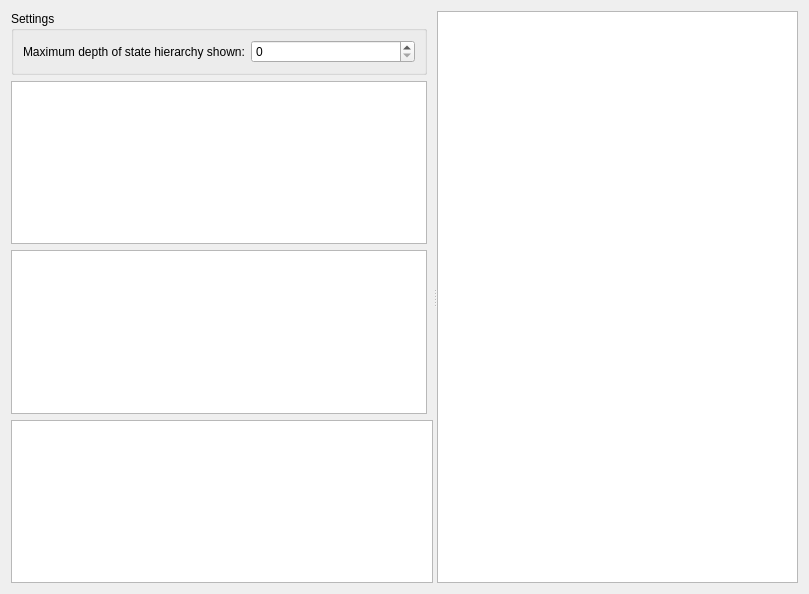
KDAB/GammaRay, file tools/statemachineviewer/statemachineviewer.ui: the form before one commit.
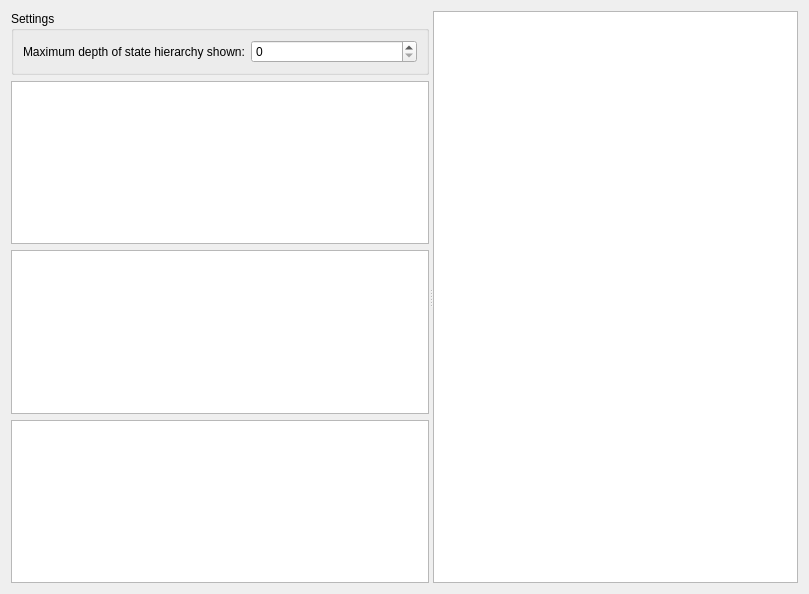
The form after the commit. Custom widgets are drawn as their Qt base class.

Commit message:
Use QPlainTextEdit instead of QTextBrowser
This actually makes scrolling a bit more smooth

What changed in the file:
```diff
--- a/tools/statemachineviewer/statemachineviewer.ui
+++ b/tools/statemachineviewer/statemachineviewer.ui
@@ -24,9 +24,6 @@
        <item row="1" column="0">
         <widget class="QTreeView" name="stateMachinesView"/>
        </item>
-       <item row="3" column="0" colspan="2">
-        <widget class="QTextBrowser" name="textBrowser"/>
-       </item>
        <item row="2" column="0">
         <widget class="QTreeView" name="singleStateMachineView"/>
        </item>
@@ -53,6 +50,19 @@
          </layout>
         </widget>
        </item>
+       <item row="3" column="0">
+        <widget class="QPlainTextEdit" name="plainTextEdit">
+         <property name="readOnly">
+          <bool>true</bool>
+         </property>
+         <property name="maximumBlockCount">
+          <number>100</number>
+         </property>
+         <property name="centerOnScroll">
+          <bool>false</bool>
+         </property>
+        </widget>
+       </item>
       </layout>
      </widget>
      <widget class="QWidget" name="layoutWidget1">
```
The commit also changes 1 other file.
